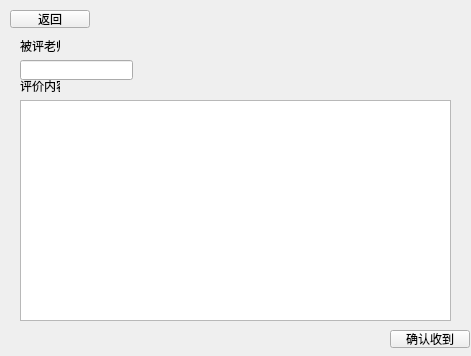
Qt form tea/getcomment.ui (125055006/NewFoolLuoJia) before a commit.
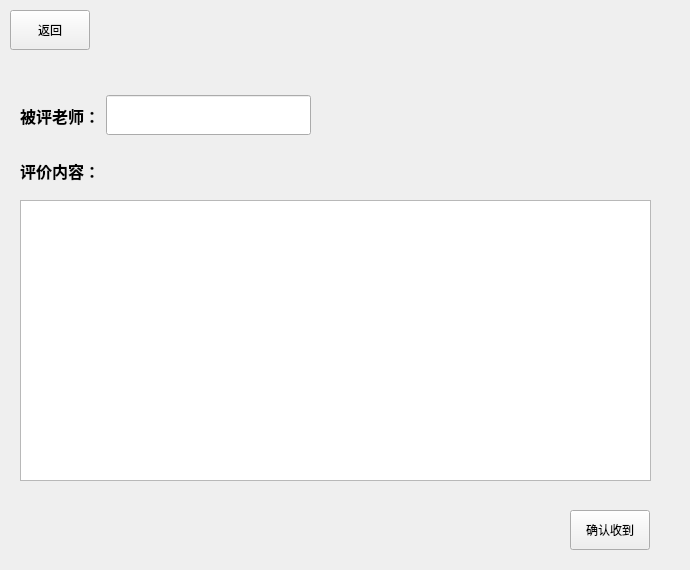
The same form after that commit.

```diff
--- a/tea/getcomment.ui
+++ b/tea/getcomment.ui
@@ -6,8 +6,8 @@
    <rect>
     <x>0</x>
     <y>0</y>
-    <width>471</width>
-    <height>356</height>
+    <width>690</width>
+    <height>570</height>
    </rect>
   </property>
   <property name="windowTitle">
@@ -19,71 +19,107 @@
      <x>10</x>
      <y>10</y>
      <width>80</width>
-     <height>18</height>
+     <height>40</height>
     </rect>
    </property>
    <property name="text">
     <string>返回</string>
    </property>
   </widget>
-  <widget class="QLineEdit" name="TeaName">
-   <property name="geometry">
-    <rect>
-     <x>20</x>
-     <y>60</y>
-     <width>113</width>
-     <height>20</height>
-    </rect>
-   </property>
-  </widget>
   <widget class="QTextEdit" name="content">
    <property name="geometry">
     <rect>
      <x>20</x>
-     <y>100</y>
-     <width>431</width>
-     <height>221</height>
+     <y>200</y>
+     <width>631</width>
+     <height>281</height>
     </rect>
    </property>
   </widget>
   <widget class="QPushButton" name="confirm">
    <property name="geometry">
     <rect>
-     <x>390</x>
-     <y>330</y>
+     <x>570</x>
+     <y>510</y>
      <width>80</width>
-     <height>18</height>
+     <height>40</height>
     </rect>
    </property>
    <property name="text">
     <string>确认收到</string>
    </property>
   </widget>
-  <widget class="QLabel" name="label">
-   <property name="geometry">
-    <rect>
-     <x>20</x>
-     <y>40</y>
-     <width>40</width>
-     <height>12</height>
-    </rect>
-   </property>
-   <property name="text">
-    <string>被评老师：</string>
-   </property>
-  </widget>
   <widget class="QLabel" name="label_2">
    <property name="geometry">
     <rect>
      <x>20</x>
-     <y>80</y>
-     <width>40</width>
-     <height>12</height>
+     <y>150</y>
+     <width>111</width>
+     <height>41</height>
     </rect>
    </property>
+   <property name="font">
+    <font>
+     <pointsize>12</pointsize>
+     <bold>true</bold>
+    </font>
+   </property>
    <property name="text">
     <string>评价内容：</string>
    </property>
+   <property name="textFormat">
+    <enum>Qt::TextFormat::PlainText</enum>
+   </property>
+   <property name="wordWrap">
+    <bool>false</bool>
+   </property>
+   <property name="indent">
+    <number>0</number>
+   </property>
+   <property name="buddy">
+    <cstring></cstring>
+   </property>
+  </widget>
+  <widget class="QWidget" name="">
+   <property name="geometry">
+    <rect>
+     <x>20</x>
+     <y>90</y>
+     <width>291</width>
+     <height>51</height>
+    </rect>
+   </property>
+   <layout class="QHBoxLayout" name="horizontalLayout">
+    <item>
+     <widget class="QLabel" name="label">
+      <property name="minimumSize">
+       <size>
+        <width>0</width>
+        <height>40</height>
+       </size>
+      </property>
+      <property name="font">
+       <font>
+        <pointsize>12</pointsize>
+        <bold>true</bold>
+       </font>
+      </property>
+      <property name="text">
+       <string>被评老师：</string>
+      </property>
+     </widget>
+    </item>
+    <item>
+     <widget class="QLineEdit" name="TeaName">
+      <property name="minimumSize">
+       <size>
+        <width>0</width>
+        <height>40</height>
+       </size>
+      </property>
+     </widget>
+    </item>
+   </layout>
   </widget>
  </widget>
  <resources/>
```
